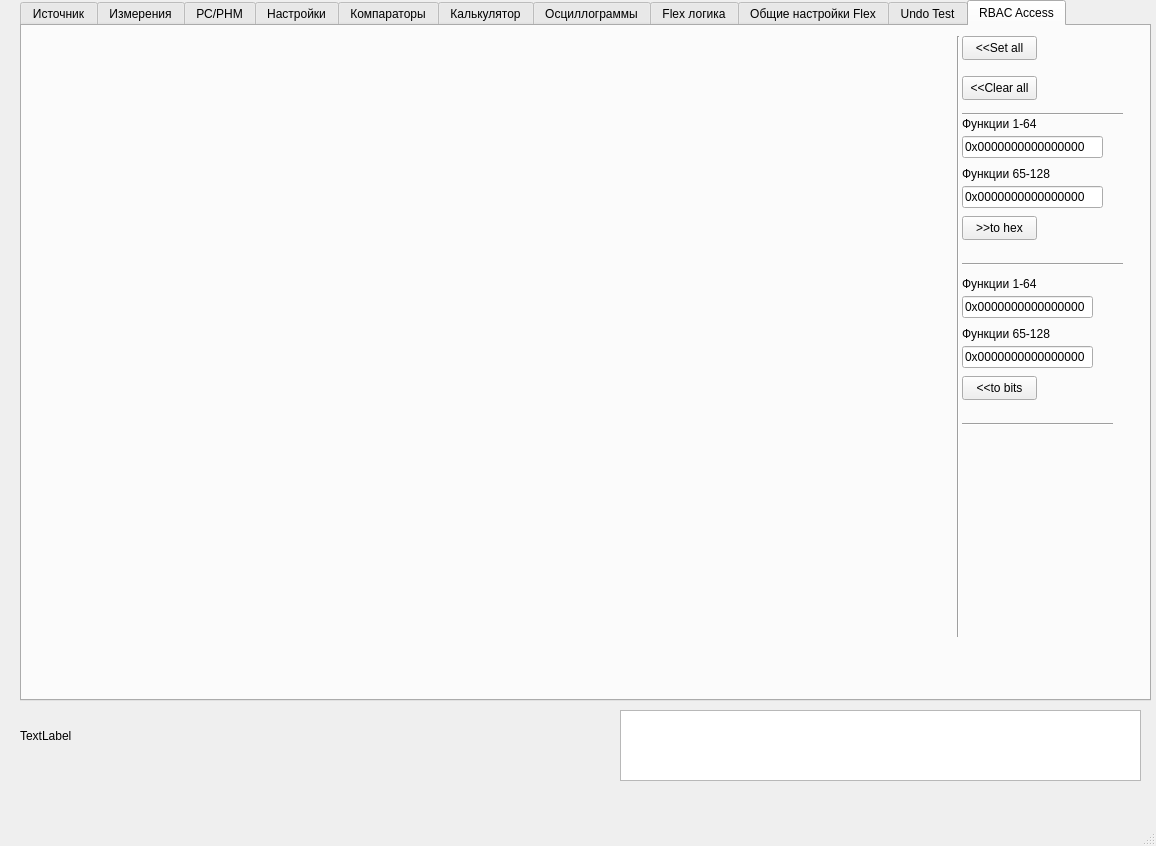
The window that mainwindow.ui (TorbikAlexander/DFZ_PC_Debug) describes before a commit, drawn with Qt 5.
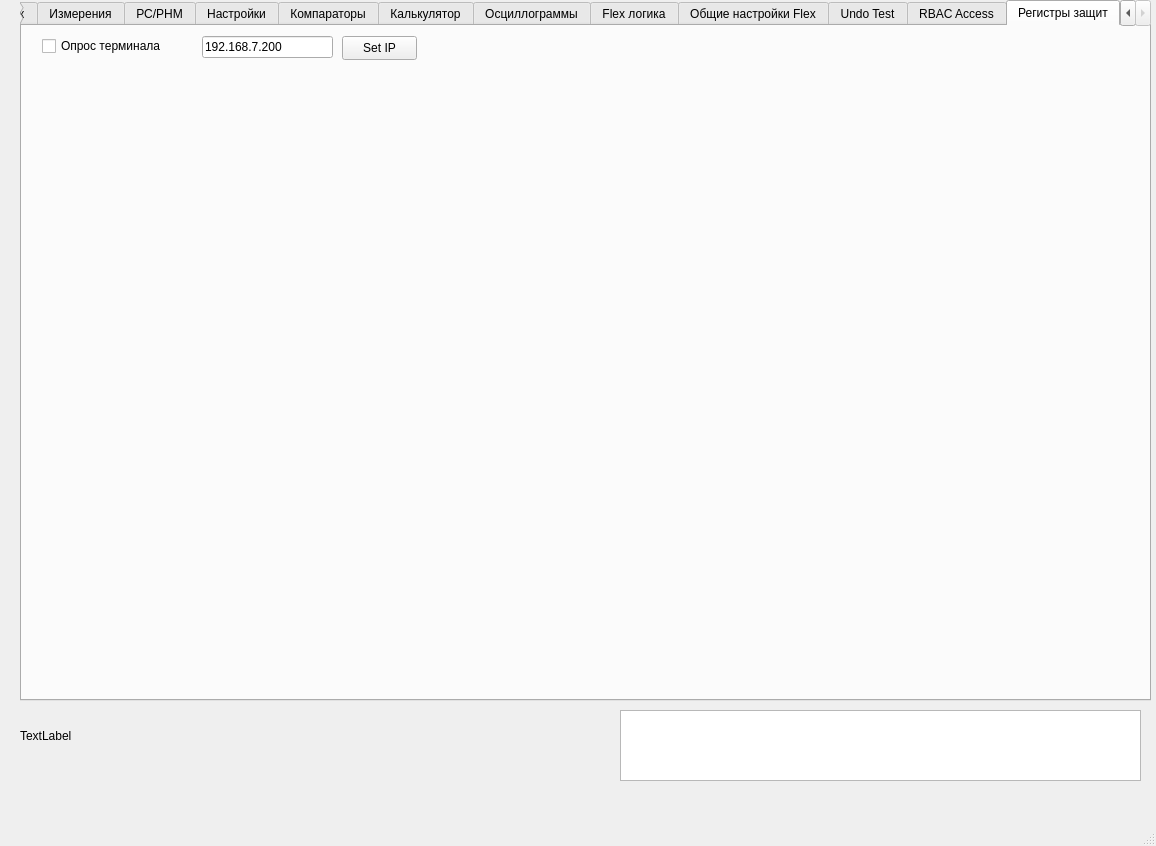
The same window after the commit. Icons and pictures are not drawn.

Commit message: Добавлен опрос регистров ДФЗ по modbus

Diff of the .ui file:
```diff
--- a/mainwindow.ui
+++ b/mainwindow.ui
@@ -36,7 +36,7 @@
      </rect>
     </property>
     <property name="currentIndex">
-     <number>10</number>
+     <number>11</number>
     </property>
     <widget class="QWidget" name="tab">
      <attribute name="title">
@@ -3922,6 +3922,61 @@
       </property>
      </widget>
     </widget>
+    <widget class="QWidget" name="tab_12">
+     <attribute name="title">
+      <string>Регистры защит</string>
+     </attribute>
+     <widget class="QCheckBox" name="GetTermStatecheckBox">
+      <property name="geometry">
+       <rect>
+        <x>20</x>
+        <y>10</y>
+        <width>131</width>
+        <height>20</height>
+       </rect>
+      </property>
+      <property name="text">
+       <string>Опрос терминала</string>
+      </property>
+     </widget>
+     <widget class="QWidget" name="gridLayoutWidget_5">
+      <property name="geometry">
+       <rect>
+        <x>0</x>
+        <y>40</y>
+        <width>1121</width>
+        <height>621</height>
+       </rect>
+      </property>
+      <layout class="QGridLayout" name="RegsMDFZLayout"/>
+     </widget>
+     <widget class="QPushButton" name="pushButton_42">
+      <property name="geometry">
+       <rect>
+        <x>320</x>
+        <y>10</y>
+        <width>75</width>
+        <height>24</height>
+       </rect>
+      </property>
+      <property name="text">
+       <string>Set IP</string>
+      </property>
+     </widget>
+     <widget class="QLineEdit" name="ModbusIPlineEdit">
+      <property name="geometry">
+       <rect>
+        <x>180</x>
+        <y>10</y>
+        <width>131</width>
+        <height>22</height>
+       </rect>
+      </property>
+      <property name="text">
+       <string>192.168.7.200</string>
+      </property>
+     </widget>
+    </widget>
    </widget>
    <widget class="QLabel" name="connect_label">
     <property name="geometry">
```
The commit also changes 8 other files.
